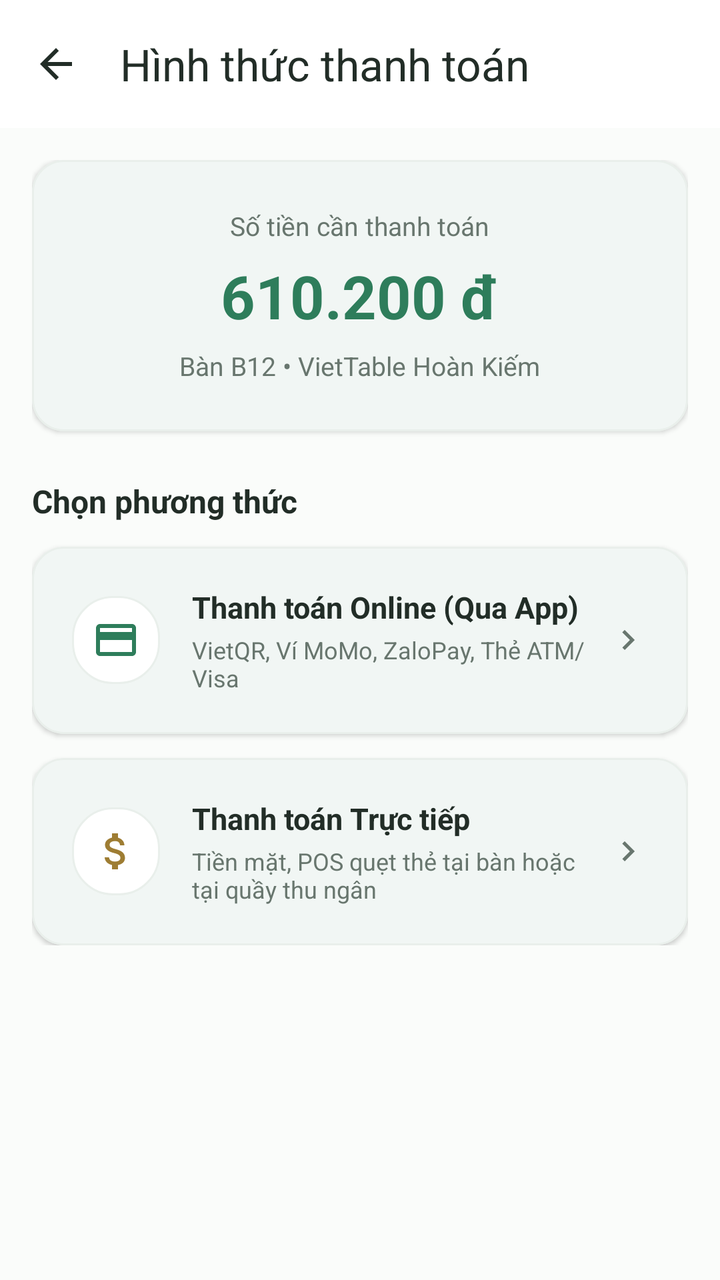
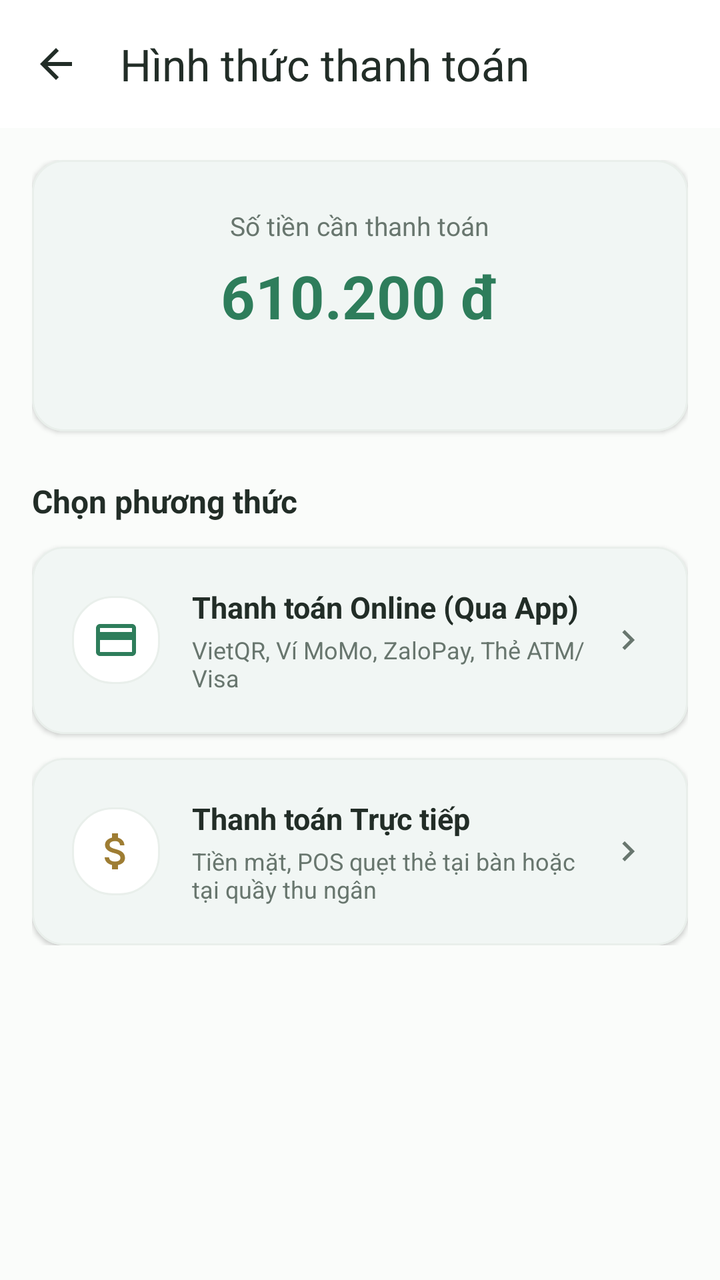

Before-and-after screenshots of an Android layout around one commit, followed by the original layout XML and the change that was made.
<!-- AndroidManifest.xml: application theme Theme.VietTable -->
<!-- res/layout/fragment_payment_type.xml -->
<?xml version="1.0" encoding="utf-8"?>
<androidx.coordinatorlayout.widget.CoordinatorLayout
    xmlns:android="http://schemas.android.com/apk/res/android"
    xmlns:app="http://schemas.android.com/apk/res-auto"
    android:layout_width="match_parent"
    android:layout_height="match_parent"
    android:background="@color/bg_cream">

    <com.google.android.material.appbar.AppBarLayout
        android:layout_width="match_parent"
        android:layout_height="wrap_content"
        android:background="@color/surface"
        app:elevation="1dp">

        <com.google.android.material.appbar.MaterialToolbar
            android:id="@+id/toolbar"
            android:layout_width="match_parent"
            android:layout_height="?attr/actionBarSize"
            app:navigationIcon="@drawable/ic_back"
            app:navigationIconTint="@color/text_primary"
            app:title="Hình thức thanh toán"
            app:titleTextColor="@color/text_primary" />
    </com.google.android.material.appbar.AppBarLayout>

    <androidx.core.widget.NestedScrollView
        android:layout_width="match_parent"
        android:layout_height="match_parent"
        android:paddingBottom="96dp"
        app:layout_behavior="@string/appbar_scrolling_view_behavior">

        <LinearLayout
            android:layout_width="match_parent"
            android:layout_height="wrap_content"
            android:orientation="vertical"
            android:padding="16dp">

            
            <com.google.android.material.card.MaterialCardView
                style="@style/Widget.VietTable.Card"
                android:layout_width="match_parent"
                android:layout_height="wrap_content">

                <LinearLayout
                    android:layout_width="match_parent"
                    android:layout_height="wrap_content"
                    android:gravity="center"
                    android:orientation="vertical"
                    android:padding="24dp">

                    <TextView
                        android:layout_width="wrap_content"
                        android:layout_height="wrap_content"
                        android:text="Số tiền cần thanh toán"
                        android:textColor="@color/text_secondary"
                        android:textSize="13sp" />

                    <TextView
                        android:id="@+id/tvPaymentTypeGrandTotal"
                        android:layout_width="wrap_content"
                        android:layout_height="wrap_content"
                        android:layout_marginTop="6dp"
                        android:text="610.200 đ"
                        android:textColor="@color/primary"
                        android:textSize="30sp"
                        android:textStyle="bold" />

                    <TextView
                        android:id="@+id/tvPaymentTypeTable"
                        android:layout_width="wrap_content"
                        android:layout_height="wrap_content"
                        android:layout_marginTop="6dp"
                        android:text="Bàn B12 • VietTable Hoàn Kiếm"
                        android:textColor="@color/text_secondary"
                        android:textSize="13sp" />
                </LinearLayout>
            </com.google.android.material.card.MaterialCardView>

            <TextView
                android:layout_width="wrap_content"
                android:layout_height="wrap_content"
                android:layout_marginTop="24dp"
                android:text="Chọn phương thức"
                android:textColor="@color/text_primary"
                android:textSize="16sp"
                android:textStyle="bold" />

            
            <com.google.android.material.card.MaterialCardView
                android:id="@+id/cardPayOnline"
                style="@style/Widget.VietTable.Card"
                android:layout_width="match_parent"
                android:layout_height="wrap_content"
                android:layout_marginTop="12dp">

                <LinearLayout
                    android:layout_width="match_parent"
                    android:layout_height="wrap_content"
                    android:gravity="center_vertical"
                    android:orientation="horizontal"
                    android:padding="20dp">

                    <ImageView
                        android:layout_width="44dp"
                        android:layout_height="44dp"
                        android:background="@drawable/bg_category_chip"
                        android:padding="10dp"
                        android:src="@drawable/ic_card"
                        app:tint="@color/primary" />

                    <LinearLayout
                        android:layout_width="0dp"
                        android:layout_height="wrap_content"
                        android:layout_marginStart="16dp"
                        android:layout_weight="1"
                        android:orientation="vertical">

                        <TextView
                            android:layout_width="wrap_content"
                            android:layout_height="wrap_content"
                            android:text="Thanh toán Online (Qua App)"
                            android:textColor="@color/text_primary"
                            android:textSize="15sp"
                            android:textStyle="bold" />

                        <TextView
                            android:layout_width="wrap_content"
                            android:layout_height="wrap_content"
                            android:layout_marginTop="3dp"
                            android:text="VietQR, Ví MoMo, ZaloPay, Thẻ ATM/Visa"
                            android:textColor="@color/text_secondary"
                            android:textSize="12sp" />
                    </LinearLayout>

                    <ImageView
                        android:layout_width="20dp"
                        android:layout_height="20dp"
                        android:src="@drawable/ic_arrow_forward"
                        app:tint="@color/text_secondary" />
                </LinearLayout>
            </com.google.android.material.card.MaterialCardView>

            
            <com.google.android.material.card.MaterialCardView
                android:id="@+id/cardPayOnsite"
                style="@style/Widget.VietTable.Card"
                android:layout_width="match_parent"
                android:layout_height="wrap_content"
                android:layout_marginTop="12dp">

                <LinearLayout
                    android:layout_width="match_parent"
                    android:layout_height="wrap_content"
                    android:gravity="center_vertical"
                    android:orientation="horizontal"
                    android:padding="20dp">

                    <ImageView
                        android:layout_width="44dp"
                        android:layout_height="44dp"
                        android:background="@drawable/bg_category_chip"
                        android:padding="10dp"
                        android:src="@drawable/ic_cash"
                        app:tint="@color/accent_gold_dark" />

                    <LinearLayout
                        android:layout_width="0dp"
                        android:layout_height="wrap_content"
                        android:layout_marginStart="16dp"
                        android:layout_weight="1"
                        android:orientation="vertical">

                        <TextView
                            android:layout_width="wrap_content"
                            android:layout_height="wrap_content"
                            android:text="Thanh toán Trực tiếp"
                            android:textColor="@color/text_primary"
                            android:textSize="15sp"
                            android:textStyle="bold" />

                        <TextView
                            android:layout_width="wrap_content"
                            android:layout_height="wrap_content"
                            android:layout_marginTop="3dp"
                            android:text="Tiền mặt, POS quẹt thẻ tại bàn hoặc tại quầy thu ngân"
                            android:textColor="@color/text_secondary"
                            android:textSize="12sp" />
                    </LinearLayout>

                    <ImageView
                        android:layout_width="20dp"
                        android:layout_height="20dp"
                        android:src="@drawable/ic_arrow_forward"
                        app:tint="@color/text_secondary" />
                </LinearLayout>
            </com.google.android.material.card.MaterialCardView>

        </LinearLayout>
    </androidx.core.widget.NestedScrollView>

</androidx.coordinatorlayout.widget.CoordinatorLayout>
<!-- resources referenced by this layout -->
<resources>
  <color name="accent_gold_dark">#9E7D33</color>
  <color name="bg_cream">#FAFCFA</color>
  <color name="primary">#2E7D5B</color>
  <color name="surface">#FFFFFF</color>
  <color name="text_primary">#222D27</color>
  <color name="text_secondary">#68766E</color>
  <style name="Theme.VietTable" parent="Base.Theme.VietTable" />
  <color name="primary_container">#EEF7F2</color>
  <color name="divider">#E9EFEB</color>
  <dimen name="radius_large">16dp</dimen>
  <dimen name="card_elevation">1.5dp</dimen>
  <dimen name="card_stroke_width">1dp</dimen>
  <style name="Base.Theme.VietTable" parent="Theme.Material3.Light.NoActionBar">
          
          <item name="colorPrimary">@color/primary</item>
          <item name="colorPrimaryDark">@color/primary_dark</item>
          <item name="colorOnPrimary">@color/on_primary</item>
          <item name="colorPrimaryContainer">@color/primary_container</item>
          <item name="colorOnPrimaryContainer">@color/on_primary_container</item>
  
          <item name="colorSecondary">@color/accent_gold</item>
          <item name="colorOnSecondary">@color/white</item>
          <item name="colorSecondaryContainer">@color/accent_gold_container</item>
          <item name="colorOnSecondaryContainer">@color/accent_gold_dark</item>
  
          <item name="android:colorBackground">@color/bg_cream</item>
          <item name="colorSurface">@color/surface</item>
          <item name="colorOnSurface">@color/text_primary</item>
          <item name="colorSurfaceVariant">@color/surface_variant</item>
  
          <item name="colorError">@color/semantic_error</item>
          <item name="colorOnError">@color/white</item>
  
          
          <item name="android:statusBarColor">@android:color/transparent</item>
          <item name="android:windowLightStatusBar">true</item>
          <item name="android:navigationBarColor">@android:color/transparent</item>
          <item name="android:windowLightNavigationBar">true</item>
  
          
          <item name="colorAccent">@color/primary</item>
          <item name="alertDialogTheme">@style/ThemeOverlay.VietTable.Dialog.Alert</item>
          <item name="materialAlertDialogTheme">@style/ThemeOverlay.VietTable.MaterialAlertDialog</item>
          <item name="buttonBarPositiveButtonStyle">@style/Widget.VietTable.Dialog.Button.Positive</item>
          <item name="buttonBarNegativeButtonStyle">@style/Widget.VietTable.Dialog.Button.Negative</item>
          <item name="buttonBarNeutralButtonStyle">@style/Widget.VietTable.Dialog.Button.Neutral</item>
          <item name="materialButtonStyle">@style/Widget.VietTable.Button.Primary</item>
          <item name="materialButtonOutlinedStyle">@style/Widget.VietTable.Button.Outlined</item>
          <item name="borderlessButtonStyle">@style/Widget.VietTable.Button.Text</item>
          <item name="materialCardViewStyle">@style/Widget.VietTable.Card</item>
          <item name="textInputStyle">@style/Widget.VietTable.TextInputLayout</item>
          <item name="toolbarStyle">@style/Widget.VietTable.Toolbar</item>
          <item name="bottomNavigationStyle">@style/Widget.VietTable.BottomNavigationView</item>
      </style>
  <color name="primary_dark">#24654A</color>
  <color name="on_primary">#FFFFFF</color>
  <color name="on_primary_container">#1B4E38</color>
  <color name="accent_gold">#CCA862</color>
  <color name="white">#FFFFFFFF</color>
  <color name="accent_gold_container">#FAF5EB</color>
  <color name="surface_variant">#F3F7F5</color>
  <color name="semantic_error">#D32F2F</color>
  <color name="transparent">#00000000</color>
  <dimen name="btn_height_primary">52dp</dimen>
  <dimen name="radius_medium">12dp</dimen>
  <style name="TextAppearance.VietTable.BottomNav.Label" parent="TextAppearance.Material3.LabelSmall">
          <item name="android:textSize">11sp</item>
          <item name="android:textStyle">normal</item>
      </style>
  <dimen name="text_button">14sp</dimen>
  <!-- unchanged entries left out for length: 21 -->
</resources>

<!-- the commit's change to res/layout/fragment_payment_type.xml (unified diff, before → after) -->
@@ -69,7 +69,7 @@
                         android:layout_width="wrap_content"
                         android:layout_height="wrap_content"
                         android:layout_marginTop="6dp"
-                        android:text="Bàn B12 • VietTable Hoàn Kiếm"
+                        android:text=""
                         android:textColor="@color/text_secondary"
                         android:textSize="13sp" />
                 </LinearLayout>
<!-- resource entries referenced after the edit -->
@@ -37,7 +37,6 @@
           <item name="android:statusBarColor">@android:color/transparent</item>
           <item name="android:windowLightStatusBar">true</item>
           <item name="android:navigationBarColor">@android:color/transparent</item>
-          <item name="android:windowLightNavigationBar">true</item>
   
           
           <item name="colorAccent">@color/primary</item>
